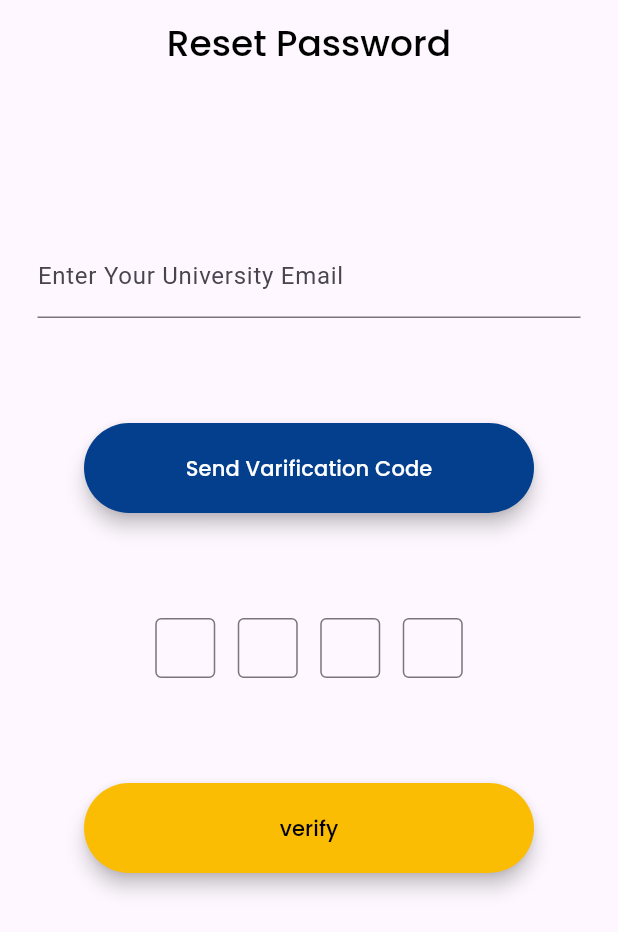
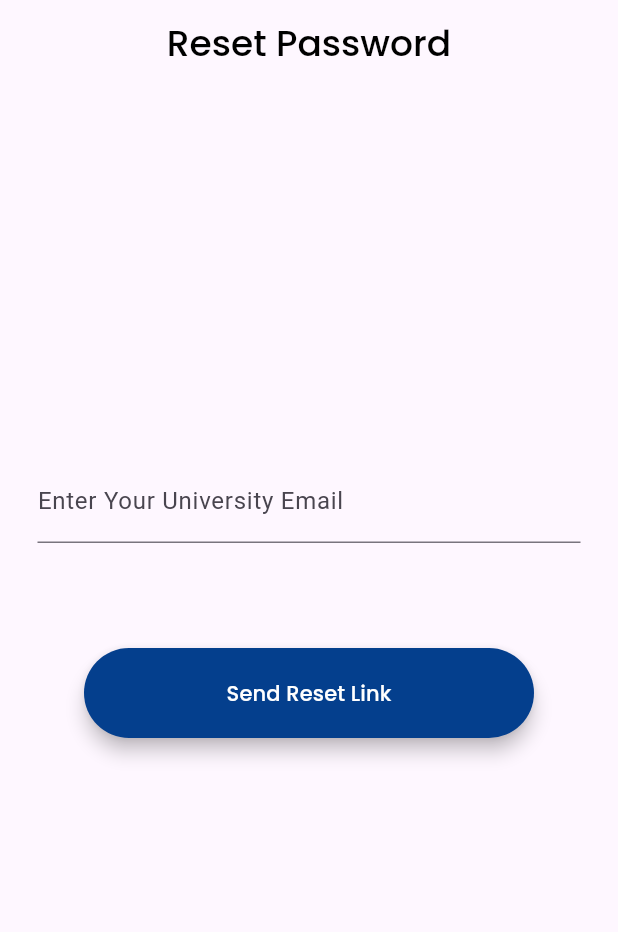
Before and after one commit to Dismi343/Whitspace, a Flutter app: the ResetPage screen opened directly, on a phone screen of 412 x 824 dp. Shown: the top 932 px of the screen. Run offline on Flutter 3.47's test engine with Material 3 defaults, Android fonts, the phone set to English and light mode, and no system bars; our stand-ins replace cloud_firestore, firebase_auth, firebase_core, google_fonts; accounts and stored records are empty.

Commit message:
reset password done

```diff
--- a/lib/pages/reset_varify.dart
+++ /dev/null
@@ -1,72 +0,0 @@
-import 'package:flutter/material.dart';
-import 'package:flutter/services.dart';
-
-class Varify extends StatefulWidget {
-  @override
-  _OTPInputState createState() => _OTPInputState();
-}
-
-class _OTPInputState extends State<Varify> {
-  final int fieldCount = 4;
-
-  late List<TextEditingController> _controllers;
-  late List<FocusNode> _focusNodes;
-
-  @override
-  void initState() {
-    super.initState();
-    _controllers = List.generate(fieldCount, (_) => TextEditingController());
-    _focusNodes = List.generate(fieldCount, (_) => FocusNode());
-  }
-
-  @override
-  void dispose() {
-    _controllers.forEach((controller) => controller.dispose());
-    _focusNodes.forEach((node) => node.dispose());
-    super.dispose();
-  }
-
-  Widget buildTextField(int index) {
-    return Padding(
-      padding: EdgeInsets.only(left: index == 0 ? 0 : 15),
-      child: SizedBox(
-        width: 40,
-        height: 40,
-        child: TextField(
-          controller: _controllers[index],
-          focusNode: _focusNodes[index],
-          showCursor: false,
-          textAlign: TextAlign.center,
-          textAlignVertical: TextAlignVertical.center,
-          keyboardType: TextInputType.number,
-          inputFormatters: [
-            FilteringTextInputFormatter.digitsOnly,
-            LengthLimitingTextInputFormatter(1),
-          ],
-          onChanged: (value) {
-            if (value.length == 1 && index < fieldCount - 1) {
-              FocusScope.of(context).requestFocus(_focusNodes[index + 1]);
-            }
-            if (value.isEmpty && index > 0) {
-              FocusScope.of(context).requestFocus(_focusNodes[index - 1]);
-            }
-          },
-          decoration: InputDecoration(
-            border: OutlineInputBorder(),
-          ),
-        ),
-      ),
-    );
-  }
-
-  @override
-  Widget build(BuildContext context) {
-    return Container(
-      alignment: Alignment.center,
-      child: Row(
-        mainAxisAlignment: MainAxisAlignment.center,
-        children: List.generate(fieldCount, (index) => buildTextField(index)),
-      ),
-    );
-  }
-}
--- a/lib/pages/rest_password.dart
+++ b/lib/pages/rest_password.dart
@@ -1,8 +1,7 @@
 import 'package:flutter/material.dart';
-import 'package:flutter/services.dart';
 import 'package:google_fonts/google_fonts.dart';
 import 'package:whitespace/constants/colors.dart';
-import 'package:whitespace/pages/reset_varify.dart';
+import 'package:whitespace/services/auth_service.dart';
 
 class ResetPage extends StatefulWidget {
   const ResetPage({super.key});
@@ -13,10 +12,59 @@ class ResetPage extends StatefulWidget {
 }
 class _ResetPageState extends State<ResetPage>{
 
+
+final TextEditingController _emailController = TextEditingController();
+final _formkey = GlobalKey<FormState>();
+bool _isLoading = false;
+
   final int fieldCount=4;
 
   late List<TextEditingController> _controllers;
   late List<FocusNode> _focusNodes;
+
+  Future<void> _sendEmail() async{
+    if(!_formkey.currentState!.validate()){
+      return;
+    }
+    setState(() {
+      _isLoading = true;
+    });
+    try{
+
+      final email = _emailController.text.trim();
+      await AuthService().resetPassword(email: email);
+
+      showDialog(context: context,
+        builder: ((context)=>AlertDialog(
+          title:const Text("Done"),
+          content:  Text('Email sent '),
+          actions:[
+            TextButton(onPressed: ()=>Navigator.of(context).pop(),
+            child:const Text("OK"),
+            )
+          ]
+        )
+        )
+        );
+    }catch(error){
+      showDialog(context: context,
+        builder: ((context)=>AlertDialog(
+          title:const Text("Error"),
+          content:  Text('Error $error'),
+          actions:[
+            TextButton(onPressed: ()=>Navigator.of(context).pop(),
+            child:const Text("OK"),
+            )
+          ]
+        )
+        )
+        );
+    }finally{
+      setState(() {
+        _isLoading = false;
+      });
+    }
+  }
 
 @override
 void initState(){
@@ -49,67 +97,66 @@ void dispose(){
         centerTitle: true,
       ),
       body:SafeArea(
-        child :Column(
+        child :Center(
+          child: Column(
             children: [
               Expanded(child:SingleChildScrollView(
+                child: Form(
+                  key:_formkey,
                   child: Column(
                     children: [
                       Container(
-                    padding: EdgeInsets.only(top: 100,right: 25,left: 25),
-                    child:TextField(
+                        padding: EdgeInsets.only(top:250,left:25,right:25, bottom:70),
+                        child:TextFormField(
+                          controller: _emailController,
                           decoration: InputDecoration(
                             labelText:"Enter Your University Email",
                             border:UnderlineInputBorder(
                             )
                           ),
+                         validator: (value){
+                           if(value == null || value.isEmpty){
+                                return "please enter your email";
+                              }else if(!RegExp(r'^[^@]+@[^@]+\.[^@]+').hasMatch(value)){
+                                return "please enter a valid email";
+                              }
+                              return null;
+                            },
                         )
                       ),
                       Container(
                         alignment: Alignment.center,
-                    padding: EdgeInsets.symmetric(vertical: 70),
-                    child:ElevatedButton(
-                      onPressed: (){},
+
+                        child:Column(
+                        children:[
+                          _isLoading
+                        ? const CircularProgressIndicator()
+                        : ElevatedButton(
+                          onPressed: _sendEmail,
                           style: ElevatedButton.styleFrom(
                                       minimumSize: Size(300, 60),
                                       elevation: 5,
                                       backgroundColor: primaryBlue,
                                     ),
                          child:Text(
-                      'Send Varification Code',
+                          'Send Reset Link',
                           style: GoogleFonts.poppins(
                             color: Colors.white,
                             fontSize: 14,
                           ),
                          )
                         )
+                        ]
+                        )
                         ),
-                    Container(
-                      child:Varify()
-                    ),
-                  Container(
-                    padding: EdgeInsets.symmetric(vertical: 70,horizontal: 25),
-                    child:ElevatedButton(
-                      onPressed: (){},
-                      style:ElevatedButton.styleFrom(
-                        minimumSize:Size(300, 60),
-                        elevation:5,
-                        backgroundColor: primaryYellow
-                      ),
-                      child:Text(
-                        'verify',
-                        style: GoogleFonts.poppins(
-                          color: Colors.black,
-                          fontSize: 14,
-                        ),
-                      ),
-                    )
-                  )
 
 
                     ],
                   ),
+                ),
               ))
             ],
+          ),
         )
       )
     );
```
Also changed, not shown: lib/services/auth_service.dart (+14 -0 lines). Lines whose indentation alone changed are shown as unchanged.
